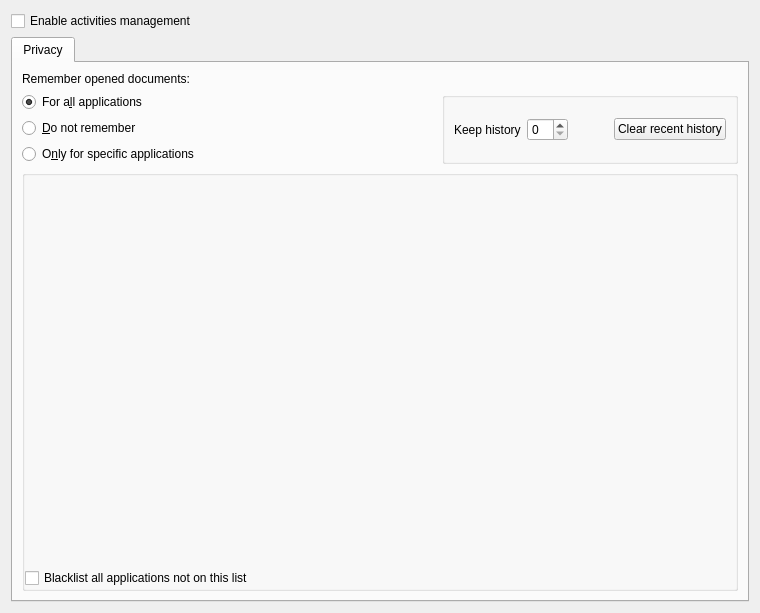
Qt form src/workspace/settings/ui/MainConfigurationWidgetBase.ui (KDE/kactivities) before a commit.
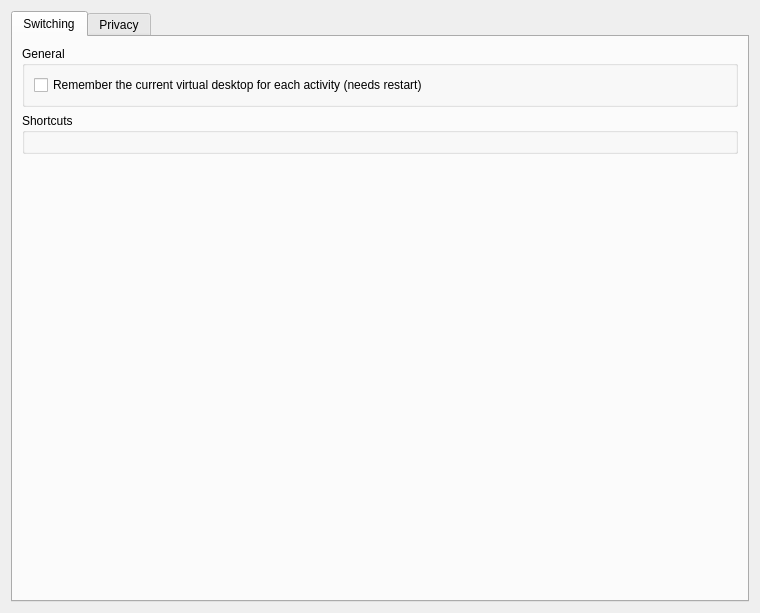
The same form after that commit. Custom widgets are drawn as their Qt base class.

Commit message: New configuration UI for setting up activities

Diff of the .ui file:
```diff
--- a/src/workspace/settings/ui/MainConfigurationWidgetBase.ui
+++ b/src/workspace/settings/ui/MainConfigurationWidgetBase.ui
@@ -11,19 +11,60 @@
    </rect>
   </property>
   <layout class="QVBoxLayout" name="verticalLayout">
-   <item>
-    <widget class="QCheckBox" name="checkEnableActivities">
-     <property name="text">
-      <string>Enable activities management</string>
-     </property>
-    </widget>
-   </item>
    <item>
     <widget class="QTabWidget" name="tabWidget">
      <property name="currentIndex">
       <number>0</number>
      </property>
-     <widget class="QWidget" name="tab">
+     <widget class="QWidget" name="tabGeneral">
+      <attribute name="title">
+       <string>Switching</string>
+      </attribute>
+      <layout class="QVBoxLayout" name="verticalLayout_4">
+       <item>
+        <widget class="QGroupBox" name="groupBox_2">
+         <property name="title">
+          <string>General</string>
+         </property>
+         <layout class="QVBoxLayout" name="verticalLayout_7">
+          <item>
+           <widget class="QCheckBox" name="checkRememberVirtualDesktop">
+            <property name="text">
+             <string>Remember the current virtual desktop for each activity (needs restart)</string>
+            </property>
+           </widget>
+          </item>
+         </layout>
+        </widget>
+       </item>
+       <item>
+        <widget class="QGroupBox" name="groupBox">
+         <property name="title">
+          <string>Shortcuts</string>
+         </property>
+         <layout class="QVBoxLayout" name="verticalLayout_6">
+          <item>
+           <widget class="KShortcutsEditor" name="scActivities"/>
+          </item>
+         </layout>
+        </widget>
+       </item>
+       <item>
+        <spacer name="verticalSpacer">
+         <property name="orientation">
+          <enum>Qt::Vertical</enum>
+         </property>
+         <property name="sizeHint" stdset="0">
+          <size>
+           <width>20</width>
+           <height>40</height>
+          </size>
+         </property>
+        </spacer>
+       </item>
+      </layout>
+     </widget>
+     <widget class="QWidget" name="tabPrivacy">
       <attribute name="title">
        <string>Privacy</string>
       </attribute>
@@ -178,6 +219,13 @@
    </item>
   </layout>
  </widget>
+ <customwidgets>
+  <customwidget>
+   <class>KShortcutsEditor</class>
+   <extends>QWidget</extends>
+   <header>kshortcutseditor.h</header>
+  </customwidget>
+ </customwidgets>
  <resources/>
  <connections>
   <connection>
```
Left out of the diff: 24 changed lines with no effect on the pictures. The commit also changes 3 other files.
